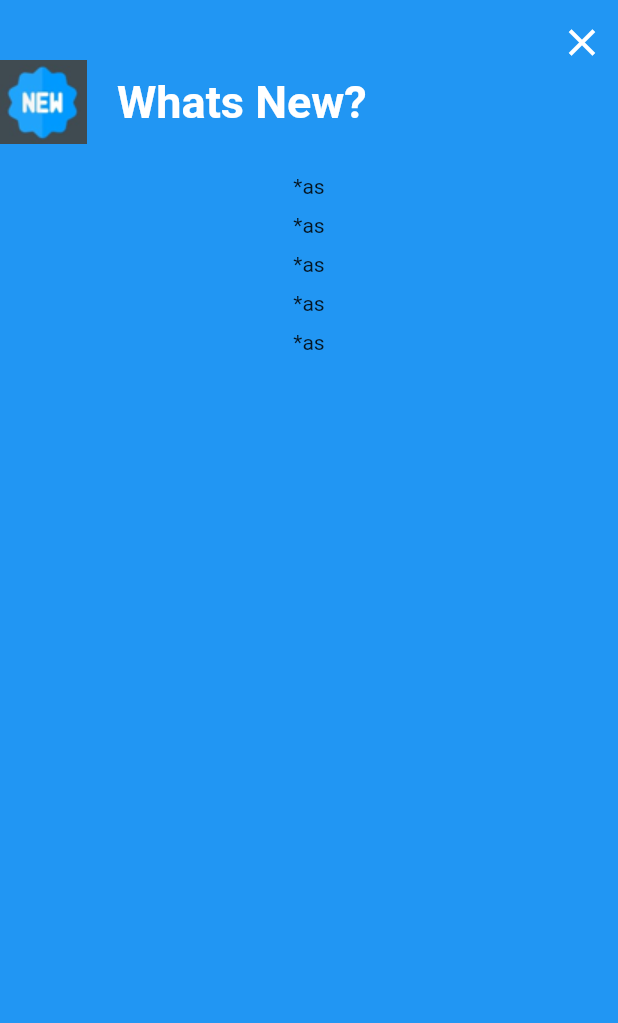
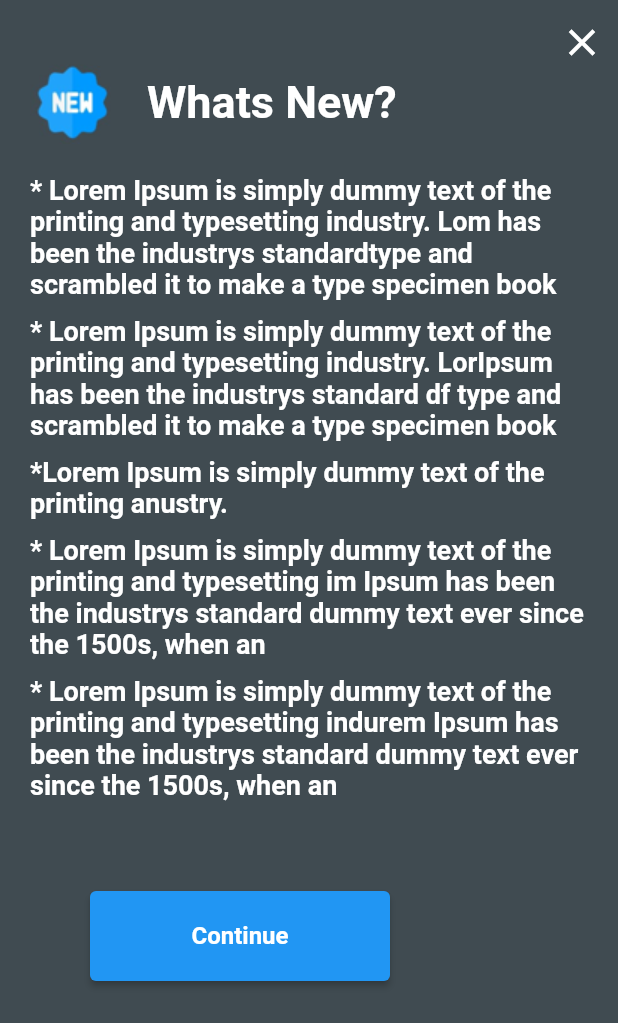
Before and after one commit to abed-alazeez-yasser/Flutter, a Flutter app: the whats_new_screen screen opened directly, on a phone screen of 412 x 824 dp. Shown: the top 1023 px of the screen. Run offline on Flutter 3.47's test engine with Material 2 defaults, Android fonts, the phone set to English and light mode, and no system bars; our stand-ins replace smooth_page_indicator.

Commit message:
intro screens 2

```diff
--- a/lib/intro_screens/whats_new_screen.dart
+++ b/lib/intro_screens/whats_new_screen.dart
@@ -1,9 +1,11 @@
-import 'dart:html';
-
 import 'package:flutter/material.dart';
+import 'package:onbording/intro_screens/main_screen.dart';
 import 'package:onbording/main.dart';
 
+// ignore: camel_case_types
 class whats_new_screen extends StatelessWidget {
+  const whats_new_screen({Key? key}) : super(key: key);
+
   @override
   Widget build(BuildContext context) {
     return Scaffold(
@@ -24,9 +26,9 @@ class whats_new_screen extends StatelessWidget {
         ],
       ),
       body: Container(
-        color: Colors.blue,
+        color:const Color.fromARGB(255, 64, 75, 81),
         child: Padding(
-          padding: const EdgeInsets.symmetric(vertical: 40),
+          padding: const EdgeInsets.symmetric(vertical: 40, horizontal: 20),
           child: Column(
             children: [
               //header
@@ -48,21 +50,88 @@ class whats_new_screen extends StatelessWidget {
               const SizedBox(height: 20),
               Column(
                 children: const [
-                  Text('*as'),
+                  Text(
+                    '* Lorem Ipsum is simply dummy text of the printing and typesetting industry. Lom has been the industrys standardtype and scrambled it to make a type specimen book',
+                    style: TextStyle(
+                      fontSize: 18,
+                      fontWeight: FontWeight.bold,
+                      color: Colors.white,
+                    ),
+                  ),
                   SizedBox(height: 10),
-                  Text('*as'),
+                  Text(
+                    '* Lorem Ipsum is simply dummy text of the printing and typesetting industry. LorIpsum has been the industrys standard df type and scrambled it to make a type specimen book ',
+                    style: TextStyle(
+                      fontSize: 18,
+                      fontWeight: FontWeight.bold,
+                      color: Colors.white,
+                    ),
+                  ),
                   SizedBox(height: 10),
-                  Text('*as'),
+                  Text(
+                    '*Lorem Ipsum is simply dummy text of the printing anustry.',
+                    style: TextStyle(
+                      fontSize: 18,
+                      fontWeight: FontWeight.bold,
+                      color: Colors.white,
+                    ),
+                  ),
                   SizedBox(height: 10),
-                  Text('*as'),
+                  Text(
+                    '* Lorem Ipsum is simply dummy text of the printing and typesetting im Ipsum has been the industrys standard dummy text ever since the 1500s, when an',
+                    style: TextStyle(
+                      fontSize: 18,
+                      fontWeight: FontWeight.bold,
+                      color: Colors.white,
+                    ),
+                  ),
                   SizedBox(height: 10),
-                  Text('*as'),
+                  Text(
+                    '* Lorem Ipsum is simply dummy text of the printing and typesetting indurem Ipsum has been the industrys standard dummy text ever since the 1500s, when an',
+                    style: TextStyle(
+                      fontSize: 18,
+                      fontWeight: FontWeight.bold,
+                      color: Colors.white,
+                    ),
+                  ),
                   SizedBox(height: 10),
                 ],
               ),
               //footer
               const SizedBox(height: 50),
-              Row(),
+              Column(
+                children: [
+                  Row(
+                    children: [
+                      const SizedBox(
+                        width: 40,
+                      ),
+                      SizedBox(
+                        width: 200,
+                        height: 60,
+                        child: ElevatedButton(
+                          child: const Text(
+                            'Continue',
+                            style: TextStyle(
+                                fontSize: 16.0,
+                                fontWeight: FontWeight.bold,
+                                color: Colors.white),
+                          ),
+                          onPressed: () {
+                            Navigator.pushReplacement(
+                                context,
+                                MaterialPageRoute(
+                                    builder: (context) => const MainScreen()));
+                          },
+                        ),
+                      ),
+                    ],
+                  ),
+                  const SizedBox(
+                    width: 50,
+                  ),
+                ],
+              ),
             ],
           ),
         ),
--- a/lib/onbording_screen.dart
+++ b/lib/onbording_screen.dart
@@ -34,7 +34,7 @@ class _OnbordingScreenState extends State<OnbordingScreen> {
               i = index;
             });
           },
-          children: <Widget>[
+          children: const <Widget>[
             IntroPage1(),
             IntroPage2(),
             IntroPage3(),
@@ -93,7 +93,8 @@ class _OnbordingScreenState extends State<OnbordingScreen> {
                                 Navigator.pushReplacement(
                                     context,
                                     MaterialPageRoute(
-                                        builder: (context) =>  whats_new_screen()));
+                                        builder: (context) =>
+                                            const whats_new_screen()));
                               },
                             ),
                           )
```
Also changed, not shown: lib/intro_screens/intro_page_1.dart (+32 -11 lines), lib/intro_screens/intro_page_2.dart (+33 -10 lines), lib/intro_screens/intro_page_3.dart (+7 -3 lines), lib/intro_screens/main_screen.dart (added, +16 -0 lines), images/screen1.png (added).
